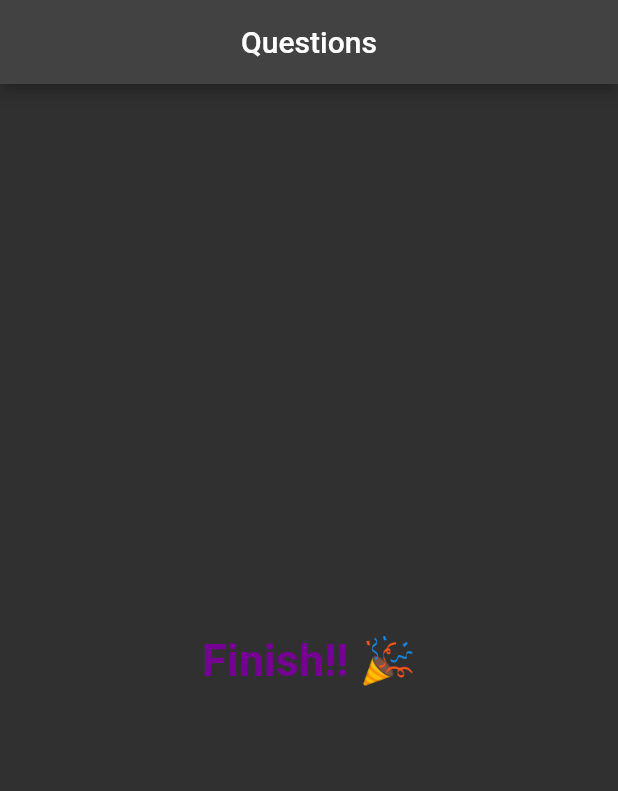
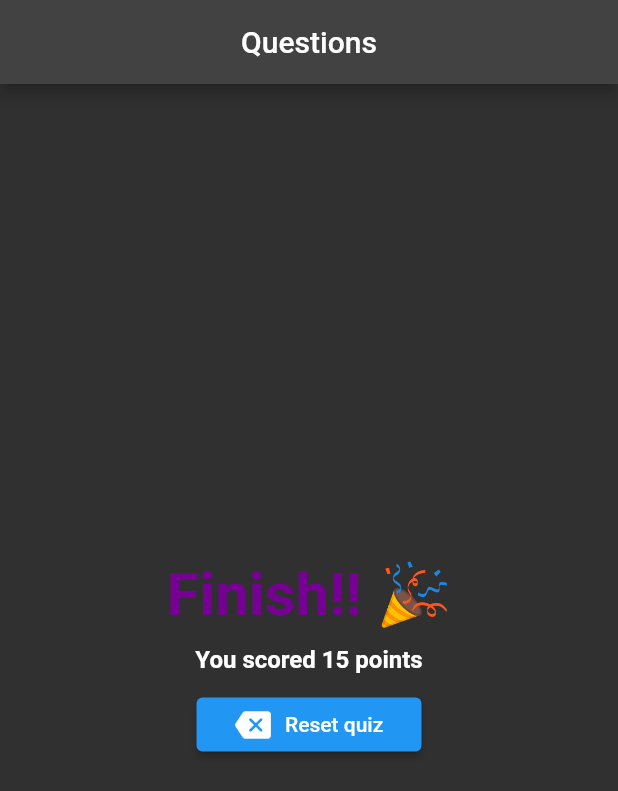
Before and after one commit to anastaciom/first-app-made-in-Flutter, a Flutter app: the screen it shows after launch, after a tap on "Azul", after a tap on "Dart", on a phone screen of 412 x 824 dp. Shown: the top 791 px of the screen. Run offline on Flutter 3.47's test engine with Material 2 defaults, Android fonts, the light colour scheme and no system bars.

Commit message:
feat: create score and restart the application

```diff
--- a/lib/components/btnWithTheAnswer.dart
+++ b/lib/components/btnWithTheAnswer.dart
@@ -1,15 +1,18 @@
 import 'package:flutter/material.dart';
 
 class BtnWithTheAnswer extends StatelessWidget {
-  final void Function({required String answer}) handleClick;
+  final void Function({required String answer, required double grade})
+      handleClick;
   final String text;
-  BtnWithTheAnswer({required this.handleClick, required this.text});
+  final double grade;
+  BtnWithTheAnswer(
+      {required this.handleClick, required this.text, required this.grade});
 
   @override
   Widget build(BuildContext build) {
     return ElevatedButton(
         style: ElevatedButton.styleFrom(primary: Colors.purple[600]),
-        onPressed: () => this.handleClick(answer: this.text),
+        onPressed: () => this.handleClick(answer: this.text, grade: this.grade),
         child: Text(this.text, style: TextStyle(fontSize: 16)));
   }
 }
--- a/lib/components/quiz.dart
+++ b/lib/components/quiz.dart
@@ -5,7 +5,8 @@ import 'package:questions_app/components/questions.dart';
 class Quiz extends StatelessWidget {
   final List<Map<String, Object>> questions;
   final int whatQuestion;
-  final void Function({required String answer}) handleClick;
+  final void Function({required String answer, required double grade})
+      handleClick;
   final bool selectedQuestion;
 
   Quiz(
@@ -16,7 +17,7 @@ class Quiz extends StatelessWidget {
 
   @override
   Widget build(BuildContext context) {
-    List<String> allAnswers =
+    List<Map<String, Object>> allAnswers =
         selectedQuestion ? questions[whatQuestion].cast()['answers'] : [];
 
     return Column(
@@ -28,7 +29,11 @@ class Quiz extends StatelessWidget {
               text: questions[whatQuestion]['question'].toString(), size: 18),
         ),
         ...allAnswers
-            .map((e) => BtnWithTheAnswer(handleClick: handleClick, text: e))
+            .map((e) => BtnWithTheAnswer(
+                  handleClick: handleClick,
+                  text: e['text'].toString(),
+                  grade: double.parse(e['grade'].toString()),
+                ))
             .toList()
       ],
     );
--- a/lib/components/result.dart
+++ b/lib/components/result.dart
@@ -2,17 +2,43 @@ import 'package:flutter/material.dart';
 
 class Result extends StatelessWidget {
   final String title;
-
-  Result({this.title = 'Finish!! 🎉'});
+  final double total;
+  final void Function() resetQuiz;
+  Result(
+      {this.title = 'Finish!! 🎉',
+      required this.total,
+      required this.resetQuiz});
 
   @override
   Widget build(BuildContext context) {
-    return Text(
-      this.title,
-      style: TextStyle(
-          fontWeight: FontWeight.bold,
-          fontSize: 30,
-          color: Color.fromARGB(255, 118, 0, 148)),
+    return Column(
+      children: [
+        Text(
+          this.title,
+          style: TextStyle(
+              fontWeight: FontWeight.bold,
+              fontSize: 40,
+              color: Color.fromARGB(255, 118, 0, 148)),
+        ),
+        Padding(
+          padding: const EdgeInsets.only(top: 10, bottom: 10),
+          child: Text(
+            'You scored ${this.total.round()} points',
+            style: TextStyle(
+                fontWeight: FontWeight.bold,
+                fontSize: 16,
+                color: Color.fromARGB(255, 255, 255, 255)),
+          ),
+        ),
+        ElevatedButton(
+          onPressed: this.resetQuiz,
+          style: ElevatedButton.styleFrom(fixedSize: Size.fromWidth(150)),
+          child: Row(
+            children: [Icon(Icons.backspace_rounded), Text('Reset quiz')],
+            mainAxisAlignment: MainAxisAlignment.spaceEvenly,
+          ),
+        ),
+      ],
     );
   }
 }
--- a/lib/main.dart
+++ b/lib/main.dart
@@ -8,15 +8,21 @@ void main() => runApp(QuestionApp());
 
 class QuestionAppState extends State<QuestionApp> {
   int whatQuestion = 0;
-
+  double grades = 0;
   final List<Map<String, Object>> _questions = const [
     {
       'question': 'Qual sua cor favorita?',
-      'answers': ['Azul', 'Preto']
+      'answers': [
+        {'text': 'Azul', 'grade': 9.5},
+        {'text': 'Preto', 'grade': 4.5},
+      ]
     },
     {
       'question': 'Qual sua linguagem de programação favorita?',
-      'answers': ['Javascript', 'Dart']
+      'answers': [
+        {'text': 'Javascript', 'grade': 2.0},
+        {'text': 'Dart', 'grade': 5.5}
+      ]
     }
   ];
 
@@ -26,10 +32,17 @@ class QuestionAppState extends State<QuestionApp> {
 
   @override
   Widget build(BuildContext context) {
-    void handleClick({required String answer}) {
-      print('was clicked on answer $answer');
+    void handleClick({required String answer, required double grade}) {
+      grades += grade;
       setState(() {
         whatQuestion++;
+      });
+    }
+
+    void handleResetQuiz() {
+      setState(() {
+        grades = 0;
+        whatQuestion = 0;
       });
     }
 
@@ -48,7 +61,7 @@ class QuestionAppState extends State<QuestionApp> {
           mainAxisAlignment: MainAxisAlignment.center,
           children: [
             !selectedQuestion
-                ? Result()
+                ? Result(total: grades, resetQuiz: handleResetQuiz)
                 : Quiz(
                     questions: _questions,
                     whatQuestion: whatQuestion,
```
